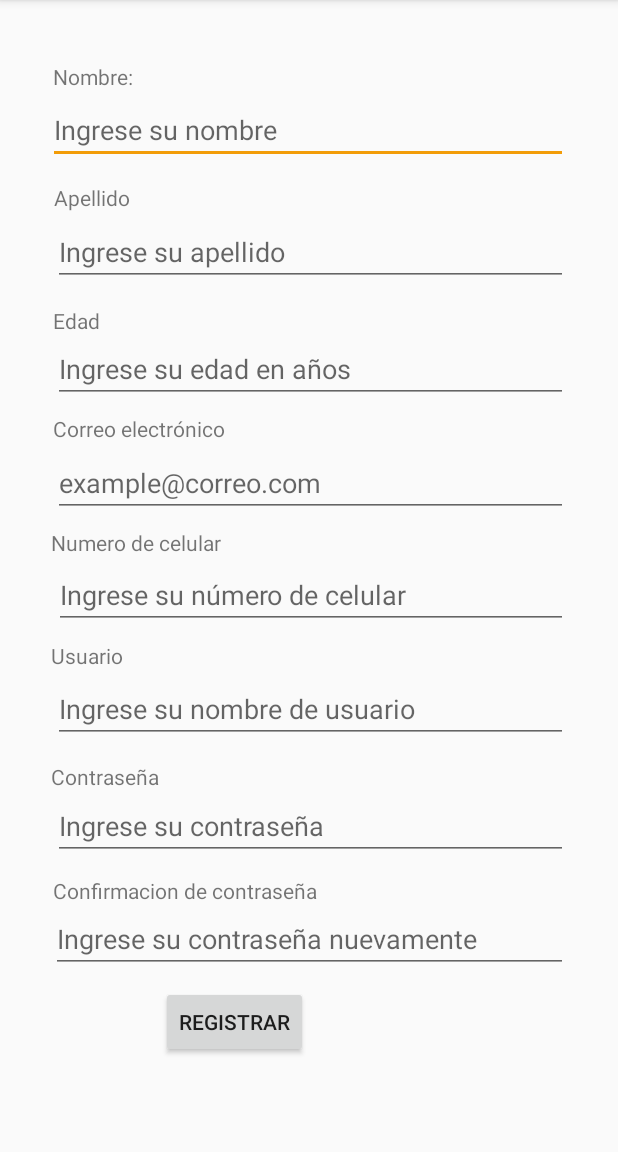
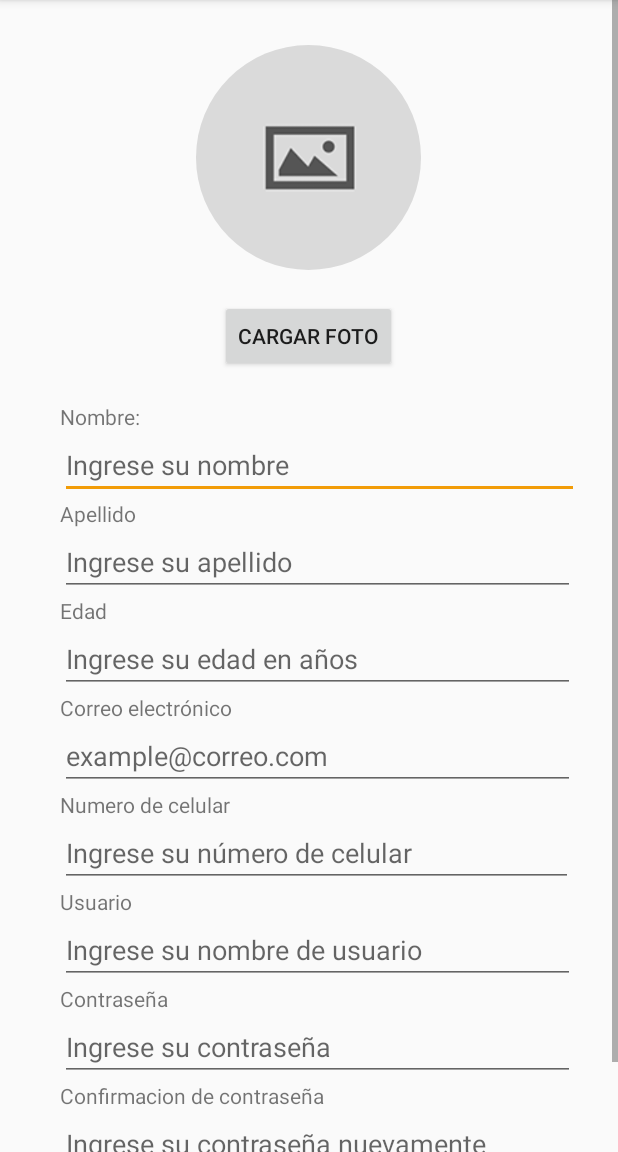
Before and after one commit to juanpape24/Apparchar2, an Android app: the Cliente screen opened directly, with no data from a screen before it, on a phone screen of 412 x 824 dp, the part 84-1236 px from its top. Run offline under Robolectric (Android 15) with nearby library versions, the phone set to English and light mode, and no system bars; our stand-ins replace CircleImageView.

Commit message:
Se agrega la funcionalidad de subir una foto de perfil para el usuario

```diff
--- a/app/src/main/java/com/apparchar/apparchar/Contract/ContractClient.java
+++ b/app/src/main/java/com/apparchar/apparchar/Contract/ContractClient.java
@@ -14,6 +14,6 @@ public interface ContractClient {
         void swap();
     }
     interface Presenter{
-        void enviar(String nombre, String apellido, String edad, String correo, String cel, String user, String pass, String pass2) throws JSONException;
+        void enviar(String nombre, String apellido, String edad, String correo, String cel, String user, String pass, String pass2,byte[] foto) throws JSONException;
     }
 }
--- a/app/src/main/res/layout/activity_cliente.xml
+++ b/app/src/main/res/layout/activity_cliente.xml
@@ -10,7 +10,7 @@
         android:layout_width="match_parent"
         android:layout_height="match_parent">
 
-        <RelativeLayout
+        <LinearLayout
             android:id="@+id/relativeLayout4"
             android:layout_width="match_parent"
             android:layout_height="wrap_content"
@@ -19,28 +19,50 @@
             app:layout_constraintHorizontal_bias="1.0"
             app:layout_constraintStart_toStartOf="parent"
             app:layout_constraintTop_toTopOf="parent"
-            app:layout_constraintVertical_bias="0.0">
+            app:layout_constraintVertical_bias="0.0"
+            android:orientation="vertical">
+
+
+
+
+
+            <de.hdodenhof.circleimageview.CircleImageView
+                android:id="@+id/fotoPerfil"
+                android:layout_width="150dp"
+                android:layout_height="150dp"
+                android:layout_marginTop="30dp"
+
+                android:src="@mipmap/picture_default"
+                android:layout_gravity="center"/>
+            <Button
+                android:id="@+id/cargarFoto"
+                android:layout_width="wrap_content"
+                android:layout_height="wrap_content"
+                android:layout_marginTop="20dp"
+                android:layout_gravity="center"
+                android:text="Cargar Foto"
+                android:onClick="upload">
+
+
+            </Button>
+
+
+
+
 
             <TextView
                 android:id="@+id/nombre"
                 android:layout_width="wrap_content"
                 android:layout_height="wrap_content"
-                android:layout_alignParentStart="true"
-                android:layout_alignParentTop="true"
-                android:layout_marginStart="35dp"
-                android:layout_marginTop="41dp"
+                android:layout_marginTop="20dp"
+                android:layout_marginHorizontal="40dp"
                 android:text="@string/nombre" />
 
             <EditText
                 android:id="@+id/nombre1"
                 android:layout_width="346dp"
                 android:layout_height="wrap_content"
-                android:layout_alignParentStart="true"
-                android:layout_alignParentTop="true"
-                android:layout_alignParentEnd="true"
-                android:layout_marginStart="32dp"
-                android:layout_marginTop="64dp"
-                android:layout_marginEnd="33dp"
+                android:layout_marginHorizontal="40dp"
                 android:ems="10"
                 android:hint="@string/nombre1"
                 android:inputType="textPersonName" />
@@ -49,22 +71,14 @@
                 android:id="@+id/apellido"
                 android:layout_width="wrap_content"
                 android:layout_height="wrap_content"
-                android:layout_alignParentStart="true"
-                android:layout_alignParentTop="true"
-                android:layout_marginStart="36dp"
-                android:layout_marginTop="122dp"
+                android:layout_marginHorizontal="40dp"
                 android:text="@string/apellido" />
 
             <EditText
                 android:id="@+id/apellido1"
                 android:layout_width="343dp"
                 android:layout_height="wrap_content"
-                android:layout_alignParentStart="true"
-                android:layout_alignParentTop="true"
-                android:layout_alignParentEnd="true"
-                android:layout_marginStart="35dp"
-                android:layout_marginTop="145dp"
-                android:layout_marginEnd="33dp"
+                android:layout_marginHorizontal="40dp"
                 android:ems="10"
                 android:hint="@string/apellido1"
                 android:inputType="textPersonName" />
@@ -73,22 +87,14 @@
                 android:id="@+id/edad"
                 android:layout_width="wrap_content"
                 android:layout_height="wrap_content"
-                android:layout_alignParentStart="true"
-                android:layout_alignParentTop="true"
-                android:layout_marginStart="35dp"
-                android:layout_marginTop="204dp"
+                android:layout_marginHorizontal="40dp"
                 android:text="@string/edad" />
 
             <EditText
                 android:id="@+id/edad1"
                 android:layout_width="343dp"
                 android:layout_height="wrap_content"
-                android:layout_alignParentStart="true"
-                android:layout_alignParentTop="true"
-                android:layout_alignParentEnd="true"
-                android:layout_marginStart="35dp"
-                android:layout_marginTop="223dp"
-                android:layout_marginEnd="33dp"
+                android:layout_marginHorizontal="40dp"
                 android:ems="10"
                 android:hint="@string/edad1"
                 android:inputType="number" />
@@ -97,22 +103,14 @@
                 android:id="@+id/email"
                 android:layout_width="wrap_content"
                 android:layout_height="wrap_content"
-                android:layout_alignParentStart="true"
-                android:layout_alignParentTop="true"
-                android:layout_marginStart="35dp"
-                android:layout_marginTop="276dp"
+                android:layout_marginHorizontal="40dp"
                 android:text="@string/correo" />
 
             <EditText
                 android:id="@+id/email1"
                 android:layout_width="343dp"
                 android:layout_height="wrap_content"
-                android:layout_alignParentStart="true"
-                android:layout_alignParentTop="true"
-                android:layout_alignParentEnd="true"
-                android:layout_marginStart="35dp"
-                android:layout_marginTop="299dp"
-                android:layout_marginEnd="33dp"
+                android:layout_marginHorizontal="40dp"
                 android:ems="10"
                 android:hint="@string/correo1"
                 android:inputType="textPersonName" />
@@ -121,22 +119,14 @@
                 android:id="@+id/cel"
                 android:layout_width="wrap_content"
                 android:layout_height="wrap_content"
-                android:layout_alignParentStart="true"
-                android:layout_alignParentTop="true"
-                android:layout_marginStart="34dp"
-                android:layout_marginTop="352dp"
+                android:layout_marginHorizontal="40dp"
                 android:text="@string/cel" />
 
             <EditText
                 android:id="@+id/cel1"
                 android:layout_width="342dp"
                 android:layout_height="wrap_content"
-                android:layout_alignParentStart="true"
-                android:layout_alignParentTop="true"
-                android:layout_alignParentEnd="true"
-                android:layout_marginStart="36dp"
-                android:layout_marginTop="374dp"
-                android:layout_marginEnd="33dp"
+                android:layout_marginHorizontal="40dp"
                 android:ems="10"
                 android:hint="@string/cel1"
                 android:inputType="number" />
@@ -145,22 +135,14 @@
                 android:id="@+id/user"
                 android:layout_width="wrap_content"
                 android:layout_height="wrap_content"
-                android:layout_alignParentStart="true"
-                android:layout_alignParentTop="true"
-                android:layout_marginStart="34dp"
-                android:layout_marginTop="427dp"
+                android:layout_marginHorizontal="40dp"
                 android:text="@string/usuario" />
 
             <EditText
                 android:id="@+id/user1"
                 android:layout_width="343dp"
                 android:layout_height="wrap_content"
-                android:layout_alignParentStart="true"
-                android:layout_alignParentTop="true"
-                android:layout_alignParentEnd="true"
-                android:layout_marginStart="35dp"
-                android:layout_marginTop="450dp"
-                android:layout_marginEnd="33dp"
+                android:layout_marginHorizontal="40dp"
                 android:ems="10"
                 android:hint="@string/usuario1"
                 android:inputType="textPersonName" />
@@ -169,22 +151,14 @@
                 android:id="@+id/pass"
                 android:layout_width="wrap_content"
                 android:layout_height="wrap_content"
-                android:layout_alignParentStart="true"
-                android:layout_alignParentTop="true"
-                android:layout_marginStart="34dp"
-                android:layout_marginTop="508dp"
+                android:layout_marginHorizontal="40dp"
                 android:text="@string/pass1" />
 
             <EditText
                 android:id="@+id/pass1"
                 android:layout_width="343dp"
                 android:layout_height="wrap_content"
-                android:layout_alignParentStart="true"
-                android:layout_alignParentTop="true"
-                android:layout_alignParentEnd="true"
-                android:layout_marginStart="35dp"
-                android:layout_marginTop="528dp"
-                android:layout_marginEnd="33dp"
+                android:layout_marginHorizontal="40dp"
                 android:ems="10"
                 android:hint="@string/pass"
                 android:inputType="textPassword" />
@@ -193,22 +167,14 @@
                 android:id="@+id/pass2"
                 android:layout_width="wrap_content"
                 android:layout_height="wrap_content"
-                android:layout_alignParentStart="true"
-                android:layout_alignParentTop="true"
-                android:layout_marginStart="35dp"
-                android:layout_marginTop="584dp"
+                android:layout_marginHorizontal="40dp"
                 android:text="@string/pass2" />
 
             <EditText
                 android:id="@+id/pass3"
                 android:layout_width="344dp"
                 android:layout_height="wrap_content"
-                android:layout_alignParentStart="true"
-                android:layout_alignParentTop="true"
-                android:layout_alignParentEnd="true"
-                android:layout_marginStart="34dp"
-                android:layout_marginTop="603dp"
-                android:layout_marginEnd="33dp"
+                android:layout_marginHorizontal="40dp"
                 android:ems="10"
                 android:hint="@string/pass3"
                 android:inputType="textPassword" />
@@ -217,14 +183,11 @@
                 android:id="@+id/button4"
                 android:layout_width="wrap_content"
                 android:layout_height="wrap_content"
-                android:layout_alignParentStart="true"
-                android:layout_alignParentTop="true"
-                android:layout_marginStart="107dp"
-                android:layout_marginTop="657dp"
+                android:layout_gravity="center"
                 android:onClick="registrar"
                 android:text="@string/registrar" />
 
-        </RelativeLayout>
+        </LinearLayout>
     </ScrollView>
 
 </android.support.constraint.ConstraintLayout>
```
Also changed, not shown: app/src/main/java/com/apparchar/apparchar/IO/ApiService.java (+10 -6 lines), app/src/main/java/com/apparchar/apparchar/Presentador/LoginPresenter.java (+3 -19 lines), app/src/main/java/com/apparchar/apparchar/Presentador/RegistrarPresenter.java (+21 -4 lines), app/src/main/java/com/apparchar/apparchar/Response/ResponseCliente.java (deleted, +0 -43 lines), app/src/main/java/com/apparchar/apparchar/Vista/Cliente.java (+158 -2 lines).
